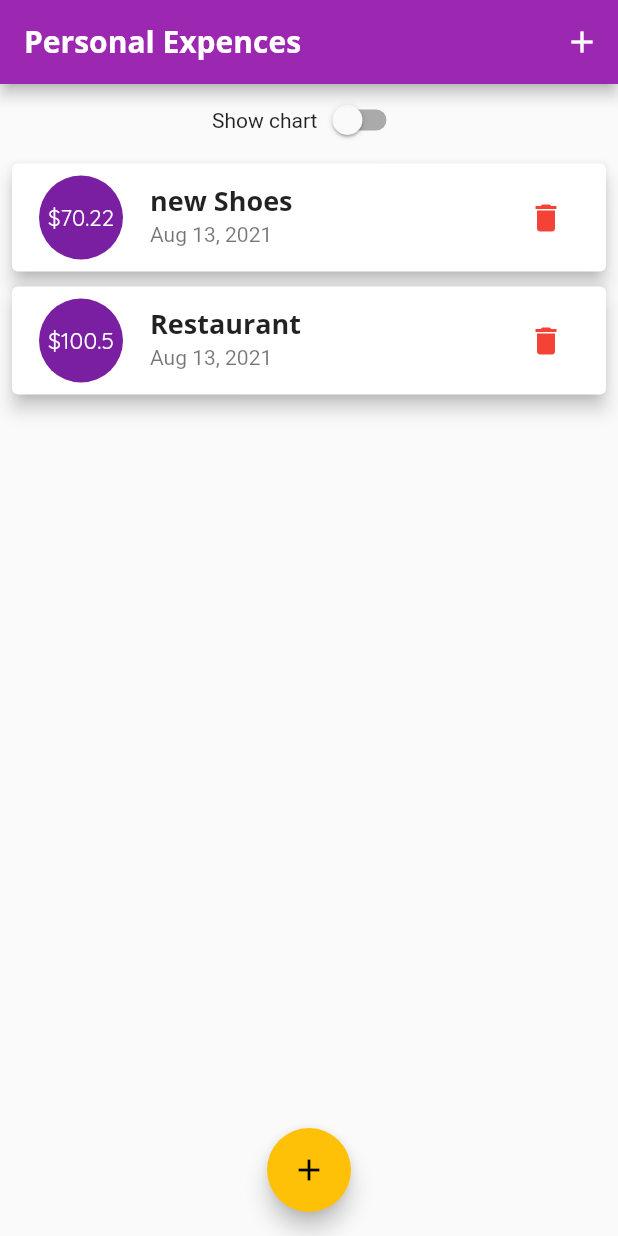
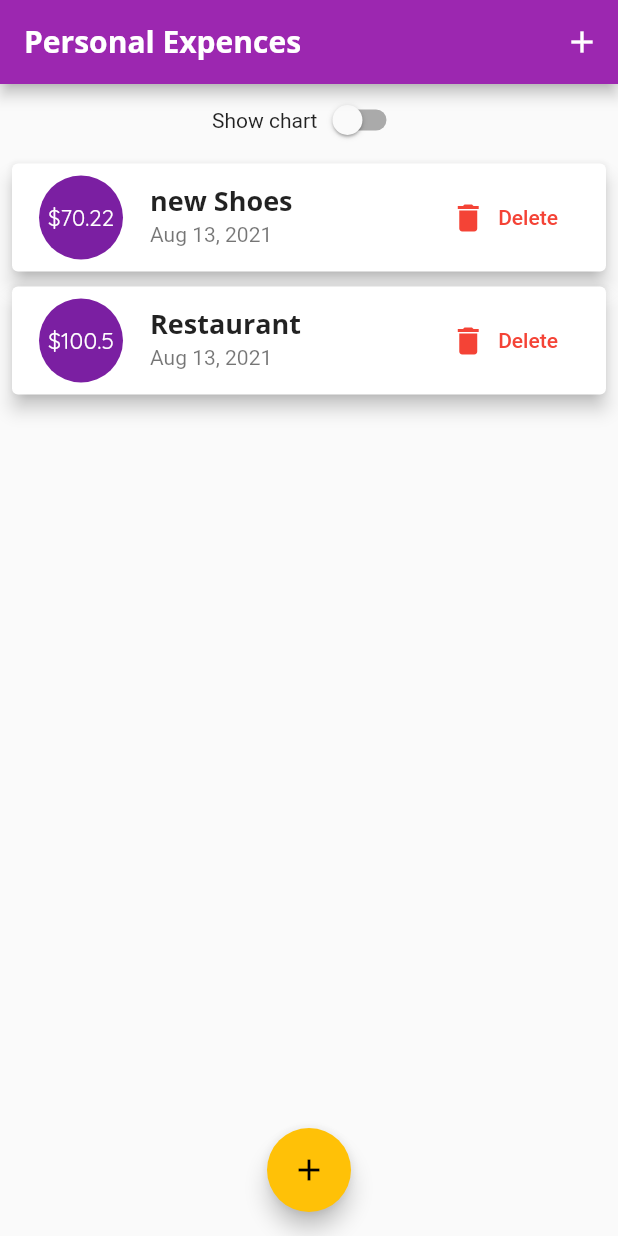
Before and after one commit to MehdiJarraya/second_flutter_app, a Flutter app: the screen it shows after launch, on a phone screen of 412 x 824 dp. Run offline on Flutter 3.47's test engine with Material 2 defaults, Android fonts, the phone set to English and light mode, and no system bars.

Commit message:
some improvment:depending on devise oriantation + put always form above keyboard+ add icon button label in big screen

```diff
--- a/lib/main.dart
+++ b/lib/main.dart
@@ -117,6 +117,8 @@ class _MyHomePageState extends State<MyHomePage> {
 
   @override
   Widget build(BuildContext context) {
+    final mediaQuery = MediaQuery.of(context);
+    final isLandscape = mediaQuery.orientation == Orientation.landscape;
     final appBar = AppBar(
       title: Text(
         'Personal Expences',
@@ -151,18 +153,18 @@ class _MyHomePageState extends State<MyHomePage> {
             ),
             _showChart
                 ? Container(
-                    height: (MediaQuery.of(context).size.height -
+                    height: (mediaQuery.size.height -
                             // define app bar as a variable  => appBar.preferredSize.height varibleName.preferredSize.height
-                            // MediaQuery.of(context).padding.top =>status bar height
+                            // mediaQuery.padding.top =>status bar height
                             appBar.preferredSize.height -
-                            MediaQuery.of(context).padding.top) *
+                            mediaQuery.padding.top) *
                         0.7,
                     child: Chart(_recentTransctions),
                   )
                 : Container(
-                    height: (MediaQuery.of(context).size.height -
+                    height: (mediaQuery.size.height -
                             appBar.preferredSize.height -
-                            MediaQuery.of(context).padding.top) *
+                            mediaQuery.padding.top) *
                         0.7,
                     child:
                         TransactionList(_userTransactions, _deleteTransaction),
--- a/lib/widgets/transaction_list.dart
+++ b/lib/widgets/transaction_list.dart
@@ -63,11 +63,18 @@ class TransactionList extends StatelessWidget {
                         DateFormat.yMMMd().format(transactions[index].date),
                       ),
                       // tailing for left icon button like delete
-                      trailing: IconButton(
-                        icon: Icon(Icons.delete),
-                        color: Theme.of(context).errorColor,
-                        onPressed: () => deleteTx(transactions[index].id),
-                      ),
+                      trailing: MediaQuery.of(context).size.width > 320
+                          ? FlatButton.icon(
+                              onPressed: () => deleteTx(transactions[index].id),
+                              icon: Icon(Icons.delete),
+                              label: Text('Delete'),
+                              textColor: Theme.of(context).errorColor,
+                            )
+                          : IconButton(
+                              icon: Icon(Icons.delete),
+                              color: Theme.of(context).errorColor,
+                              onPressed: () => deleteTx(transactions[index].id),
+                            ),
                     ),
                   );
                 },
```
Also changed, not shown: lib/widgets/new_transaction.dart (+10 -2 lines).
